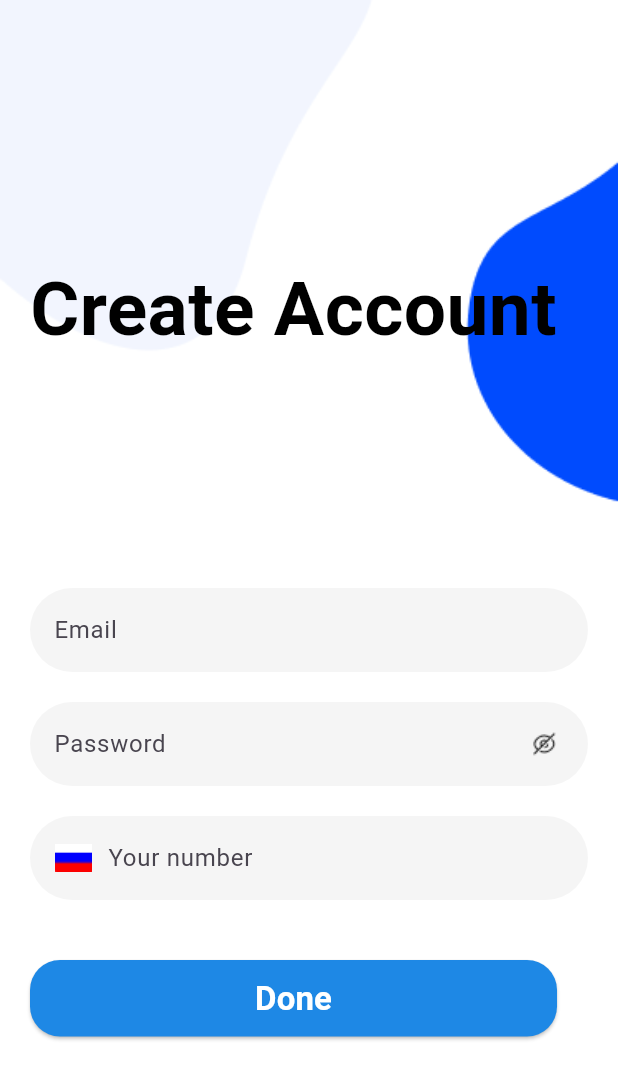
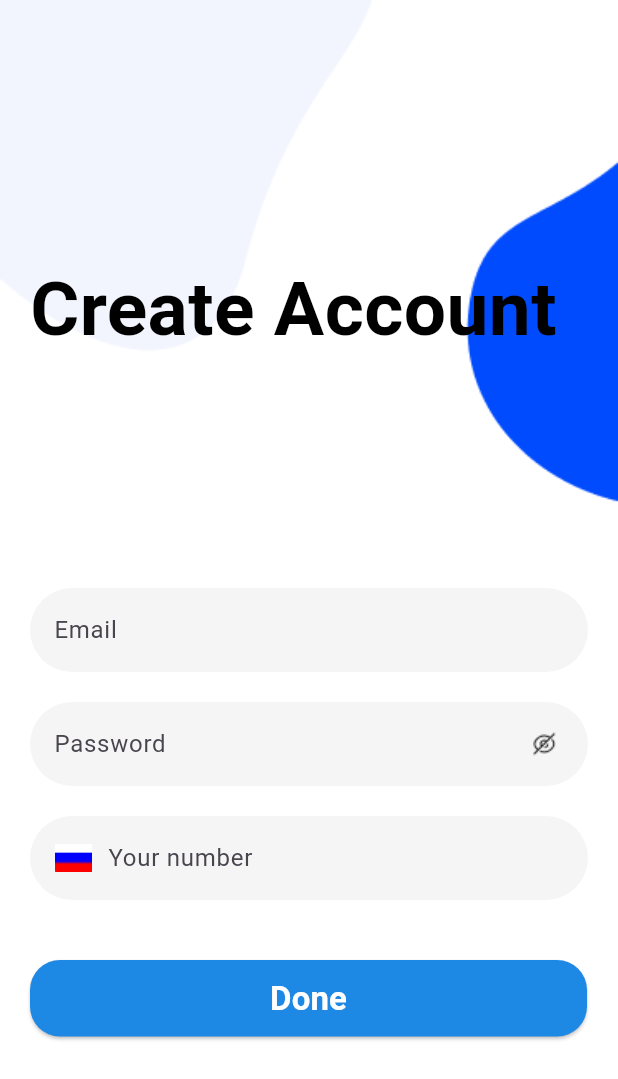
Before and after one commit to vot-blin/PKS, a Flutter app: the CreateAccountScreen screen opened directly, on a phone screen of 412 x 824 dp. Shown: the top 1079 px of the screen. Run offline on Flutter 3.47's test engine with Material 3 defaults, Android fonts, the light colour scheme and no system bars.

Commit message:
Project change

```diff
--- a/lib/screens/create_account_screen.dart
+++ b/lib/screens/create_account_screen.dart
@@ -102,7 +102,7 @@ class CreateAccountScreen extends StatelessWidget {
                     shape: RoundedRectangleBorder(
                       borderRadius: BorderRadius.circular(20), // Круглые углы
                     ),
-                    padding: const EdgeInsets.symmetric(vertical: 10, horizontal: 150),
+                    padding: const EdgeInsets.symmetric(vertical: 10, horizontal: 160),
                   ),
                   child: const Text(
                     'Done',
--- a/lib/screens/login_screen.dart
+++ b/lib/screens/login_screen.dart
@@ -81,7 +81,7 @@ class LoginScreen extends StatelessWidget{
                     shape: RoundedRectangleBorder(
                       borderRadius: BorderRadius.circular(16),
                     ),
-                    padding: const EdgeInsets.symmetric(vertical: 10, horizontal: 148),
+                    padding: const EdgeInsets.symmetric(vertical: 10, horizontal: 157),
                   ),
                   child: const Text(
                     'Login',
--- a/lib/screens/password_screen.dart
+++ b/lib/screens/password_screen.dart
@@ -89,7 +89,7 @@ class PasswordScreen extends StatelessWidget {
                     shape: RoundedRectangleBorder(
                       borderRadius: BorderRadius.circular(16),
                     ),
-                    padding: const EdgeInsets.symmetric(vertical: 15, horizontal: 155),
+                    padding: const EdgeInsets.symmetric(vertical: 15, horizontal: 165),
                   ),
                   child: const Text(
                     'Start',
```
